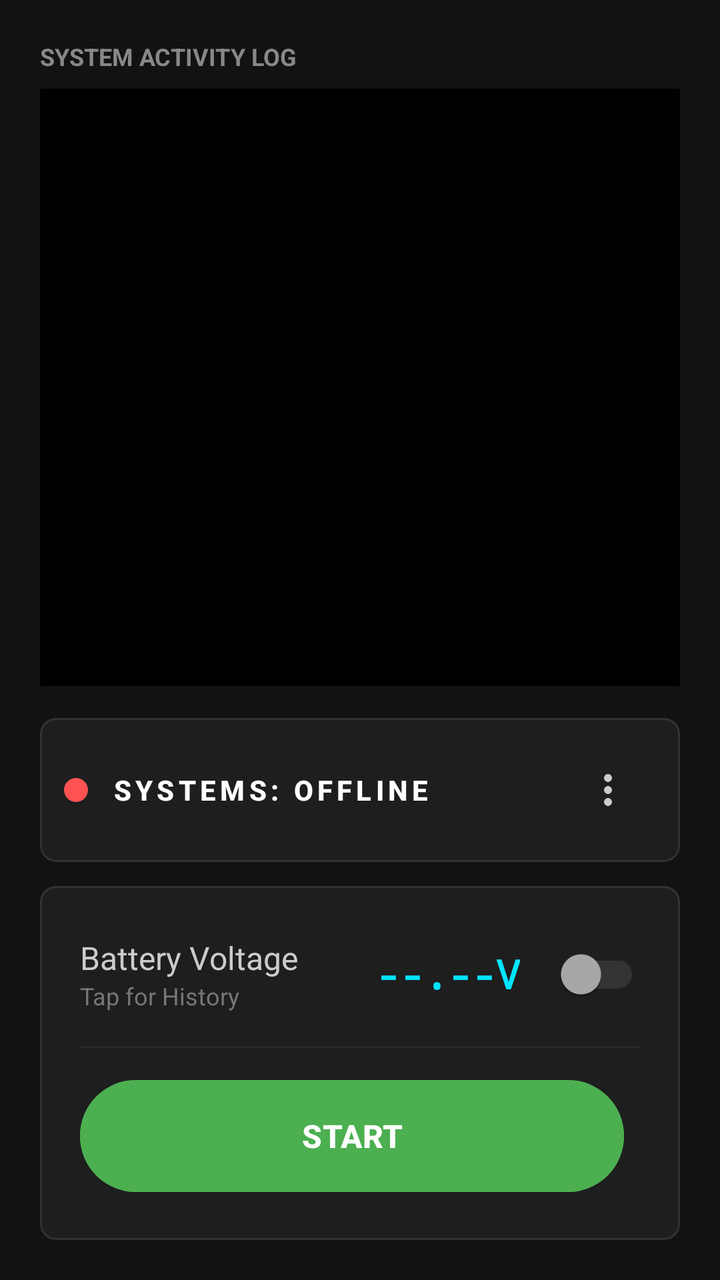
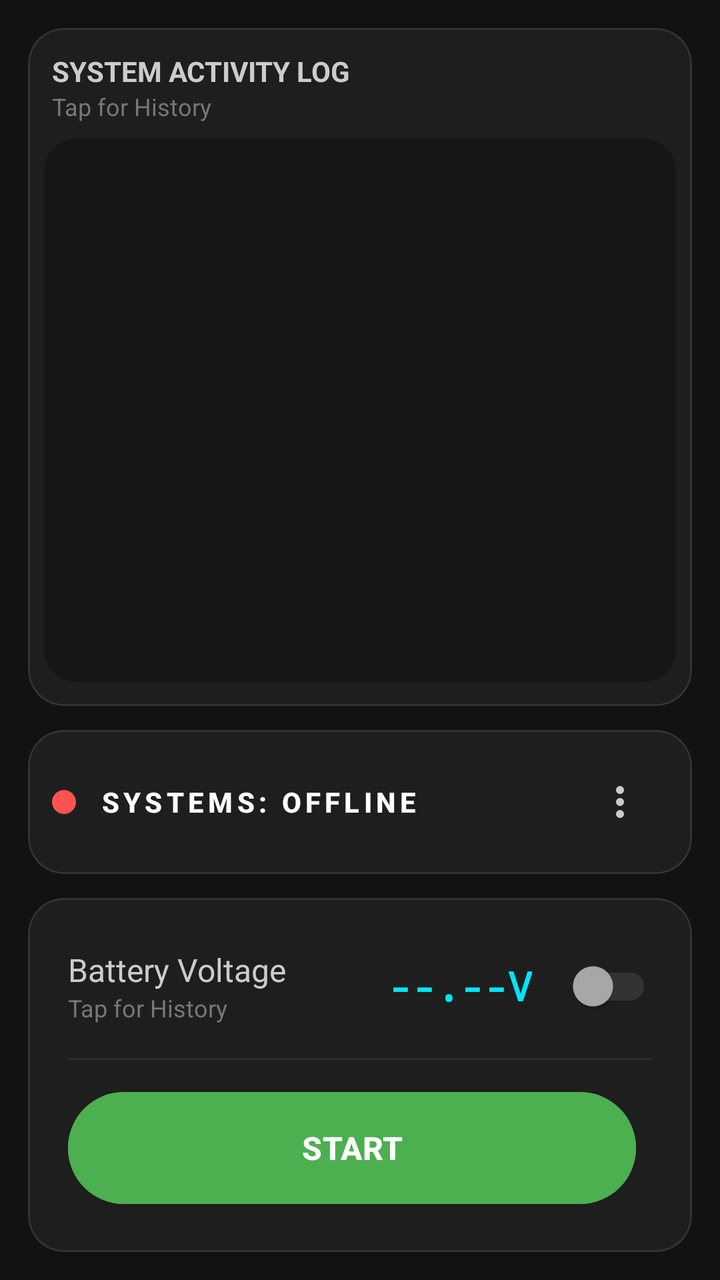

Two renders of the same Android screen: before a commit and after it. Below are the layout's source before the change and the commit's diff.
<!-- AndroidManifest.xml: application theme Theme.WirelessStart -->
<!-- res/layout/activity_main.xml -->
<?xml version="1.0" encoding="utf-8"?>
<androidx.constraintlayout.widget.ConstraintLayout xmlns:android="http://schemas.android.com/apk/res/android"
    xmlns:app="http://schemas.android.com/apk/res-auto"
    xmlns:tools="http://schemas.android.com/tools"
    android:id="@+id/main"
    android:layout_width="match_parent"
    android:layout_height="match_parent"
    android:padding="20dp"
    android:background="#121212"
    tools:context=".MainActivity">

    
    <TextView
        android:id="@+id/lbl_log"
        android:layout_width="match_parent"
        android:layout_height="wrap_content"
        android:text="SYSTEM ACTIVITY LOG"
        android:textColor="#888888"
        android:textSize="12sp"
        android:textStyle="bold"
        app:layout_constraintTop_toTopOf="parent" />

    
    <ScrollView
        android:id="@+id/scroll_log"
        android:layout_width="match_parent"
        android:layout_height="0dp"
        android:layout_marginTop="8dp"
        android:background="#000000"
        android:padding="12dp"
        app:layout_constraintTop_toBottomOf="@id/lbl_log"
        app:layout_constraintBottom_toTopOf="@id/panel_status">

        <TextView
            android:id="@+id/txt_log"
            android:layout_width="match_parent"
            android:layout_height="wrap_content"
            android:textColor="#00FF00"
            android:fontFamily="monospace"
            android:textSize="13sp" />
    </ScrollView>

    
    <com.google.android.material.card.MaterialCardView
        android:id="@+id/panel_status"
        android:layout_width="match_parent"
        android:layout_height="wrap_content"
        android:layout_marginTop="16dp"
        app:cardBackgroundColor="#1E1E1E"
        app:cardCornerRadius="8dp"
        app:strokeColor="#333333"
        app:strokeWidth="1dp"
        app:cardElevation="0dp"
        app:layout_constraintTop_toBottomOf="@id/scroll_log"
        app:layout_constraintBottom_toTopOf="@id/card_grouped_section">

        <LinearLayout
            android:layout_width="match_parent"
            android:layout_height="wrap_content"
            android:orientation="horizontal"
            android:gravity="center_vertical"
            android:padding="12dp">

            
            <View
                android:id="@+id/status_indicator"
                android:layout_width="12dp"
                android:layout_height="12dp"
                android:background="@drawable/indicator_offline"
                android:layout_marginEnd="12dp" />

            
            <TextView
                android:id="@+id/txt_status"
                android:layout_width="0dp"
                android:layout_height="wrap_content"
                android:layout_weight="1"
                android:text="SYSTEMS: OFFLINE"
                android:textColor="#FFFFFF"
                android:textSize="14sp"
                android:textStyle="bold"
                android:letterSpacing="0.15"
                android:fontFamily="sans-serif-medium" />

            <androidx.appcompat.widget.AppCompatImageButton
                android:id="@+id/btn_menu"
                android:layout_width="48dp"
                android:layout_height="48dp"
                android:background="?attr/selectableItemBackgroundBorderless"
                android:src="@drawable/ic_more_vert"
                app:tint="#CCCCCC"
                android:contentDescription="More options" />

        </LinearLayout>
    </com.google.android.material.card.MaterialCardView>

    
    <com.google.android.material.card.MaterialCardView
        android:id="@+id/card_grouped_section"
        android:layout_width="match_parent"
        android:layout_height="wrap_content"
        android:layout_marginTop="12dp"
        app:cardBackgroundColor="#1E1E1E"
        app:cardCornerRadius="8dp"
        app:strokeColor="#333333"
        app:strokeWidth="1dp"
        app:cardElevation="0dp"
        app:layout_constraintTop_toBottomOf="@id/panel_status"
        app:layout_constraintBottom_toBottomOf="parent">

        <LinearLayout
            android:layout_width="match_parent"
            android:layout_height="wrap_content"
            android:orientation="vertical"
            android:padding="8dp">

            
            <LinearLayout
                android:id="@+id/panel_voltage"
                android:layout_width="match_parent"
                android:layout_height="wrap_content"
                android:orientation="horizontal"
                android:gravity="center_vertical"
                android:padding="12dp"
                android:clickable="true"
                android:focusable="true"
                android:foreground="?attr/selectableItemBackground" >

                
                <LinearLayout
                    android:layout_width="0dp"
                    android:layout_height="wrap_content"
                    android:layout_weight="1"
                    android:orientation="vertical">

                    <TextView
                        android:id="@+id/lbl_voltage_title"
                        android:layout_width="match_parent"
                        android:layout_height="wrap_content"
                        android:text="Battery Voltage"
                        android:textColor="#CCCCCC"
                        android:textSize="16sp" />

                    <TextView
                        android:id="@+id/lbl_voltage_subtitle"
                        android:layout_width="match_parent"
                        android:layout_height="wrap_content"
                        android:text="Tap for History"
                        android:textColor="#777777"
                        android:textSize="12sp" />
                </LinearLayout>

                <TextView
                    android:id="@+id/txt_voltage_value"
                    android:layout_width="wrap_content"
                    android:layout_height="wrap_content"
                    android:layout_marginEnd="12dp"
                    android:text="--.--V"
                    android:textColor="#00E5FF"
                    android:textSize="20sp"
                    android:textStyle="bold"
                    android:fontFamily="monospace" />

                <androidx.appcompat.widget.SwitchCompat
                    android:id="@+id/switch_voltage"
                    android:layout_width="wrap_content"
                    android:layout_height="wrap_content"
                    android:checked="false"
                    app:thumbTint="@color/switch_thumb_colors"
                    app:trackTint="@color/switch_track_colors"/>
            </LinearLayout>

            
            <View
                android:layout_width="match_parent"
                android:layout_height="1dp"
                android:background="#2A2A2A"
                android:layout_marginHorizontal="12dp"/>

            
            <LinearLayout
                android:id="@+id/layout_start_group"
                android:layout_width="match_parent"
                android:layout_height="wrap_content"
                android:orientation="horizontal"
                android:gravity="center_vertical"
                android:padding="12dp">

                <Button
                    android:id="@+id/btn_start"
                    android:layout_width="0dp"
                    android:layout_height="64dp"
                    android:layout_weight="1"
                    android:text="START"
                    android:textSize="16sp"
                    android:textStyle="bold"
                    android:textColor="#FFFFFF"
                    android:backgroundTint="#4CAF50" />

                <Spinner
                    android:id="@+id/spinner_start"
                    android:layout_width="wrap_content"
                    android:layout_height="64dp"
                    android:layout_marginStart="8dp"
                    android:background="#222222"
                    android:padding="8dp" />

                <EditText
                    android:id="@+id/input_custom_start"
                    android:layout_width="80dp"
                    android:layout_height="64dp"
                    android:layout_marginStart="8dp"
                    android:hint="ms"
                    android:textColorHint="#666666"
                    android:inputType="number"
                    android:textColor="#FFFFFF"
                    android:background="#222222"
                    android:padding="8dp"
                    android:gravity="center"
                    android:visibility="gone" />
            </LinearLayout>

        </LinearLayout>
    </com.google.android.material.card.MaterialCardView>

</androidx.constraintlayout.widget.ConstraintLayout>
<!-- resources referenced by this layout -->
<resources>
  <!-- drawable ic_more_vert (drawable) -->
  <vector xmlns:android="http://schemas.android.com/apk/res/android" android:height="24dp" android:tint="#000000" android:viewportHeight="960" android:viewportWidth="960" android:width="24dp">
      <path android:fillColor="@android:color/white" android:pathData="M480,800Q447,800 423.5,776.5Q400,753 400,720Q400,687 423.5,663.5Q447,640 480,640Q513,640 536.5,663.5Q560,687 560,720Q560,753 536.5,776.5Q513,800 480,800ZM480,560Q447,560 423.5,536.5Q400,513 400,480Q400,447 423.5,423.5Q447,400 480,400Q513,400 536.5,423.5Q560,447 560,480Q560,513 536.5,536.5Q513,560 480,560ZM480,320Q447,320 423.5,296.5Q400,273 400,240Q400,207 423.5,183.5Q447,160 480,160Q513,160 536.5,183.5Q560,207 560,240Q560,273 536.5,296.5Q513,320 480,320Z"/>
  </vector>
  <!-- drawable indicator_offline (drawable) -->
  <shape xmlns:android="http://schemas.android.com/apk/res/android"
      android:shape="oval">
      <solid android:color="#FF5252" /> 
      <size android:width="12dp" android:height="12dp" />
  </shape>
  <style name="Theme.WirelessStart" parent="Base.Theme.WirelessStart" />
  <style name="Base.Theme.WirelessStart" parent="Theme.Material3.DayNight.NoActionBar">
          <item name="android:statusBarColor">#121212</item>
  
          
          <item name="android:windowLightStatusBar">false</item>
      </style>
</resources>

<!-- the commit's change to res/layout/activity_main.xml (unified diff, before → after) -->
@@ -5,53 +5,92 @@
     android:id="@+id/main"
     android:layout_width="match_parent"
     android:layout_height="match_parent"
-    android:padding="20dp"
+    android:padding="14dp"
     android:background="#121212"
     tools:context=".MainActivity">
 
     
-    <TextView
-        android:id="@+id/lbl_log"
-        android:layout_width="match_parent"
-        android:layout_height="wrap_content"
-        android:text="SYSTEM ACTIVITY LOG"
-        android:textColor="#888888"
-        android:textSize="12sp"
-        android:textStyle="bold"
-        app:layout_constraintTop_toTopOf="parent" />
-
-    
-    <ScrollView
-        android:id="@+id/scroll_log"
+    <com.google.android.material.card.MaterialCardView
+        android:id="@+id/card_log_section"
         android:layout_width="match_parent"
         android:layout_height="0dp"
-        android:layout_marginTop="8dp"
-        android:background="#000000"
-        android:padding="12dp"
-        app:layout_constraintTop_toBottomOf="@id/lbl_log"
+        app:cardBackgroundColor="#1E1E1E"
+        app:cardCornerRadius="18dp"
+        app:strokeColor="#333333"
+        app:strokeWidth="1dp"
+        app:cardElevation="0dp"
+        android:clickable="true"
+        android:focusable="true"
+        android:foreground="?attr/selectableItemBackground"
+        app:layout_constraintTop_toTopOf="parent"
         app:layout_constraintBottom_toTopOf="@id/panel_status">
 
-        <TextView
-            android:id="@+id/txt_log"
+        <LinearLayout
             android:layout_width="match_parent"
-            android:layout_height="wrap_content"
-            android:textColor="#00FF00"
-            android:fontFamily="monospace"
-            android:textSize="13sp" />
-    </ScrollView>
+            android:layout_height="match_parent"
+            android:orientation="vertical"
+            android:paddingHorizontal="8dp"
+            android:paddingVertical="12dp">
+
+            
+            <LinearLayout
+                android:layout_width="match_parent"
+                android:layout_height="wrap_content"
+                android:orientation="vertical"
+                android:layout_marginHorizontal="4dp"
+                android:layout_marginBottom="8dp">
+
+                <TextView
+                    android:id="@+id/lbl_log"
+                    android:layout_width="match_parent"
+                    android:layout_height="wrap_content"
+                    android:text="SYSTEM ACTIVITY LOG"
+                    android:textColor="#CCCCCC"
+                    android:textSize="14sp"
+                    android:textStyle="bold" />
+
+                <TextView
+                    android:id="@+id/lbl_log_subtitle"
+                    android:layout_width="match_parent"
+                    android:layout_height="wrap_content"
+                    android:text="Tap for History"
+                    android:textColor="#777777"
+                    android:textSize="12sp" />
+            </LinearLayout>
+
+            
+            <ScrollView
+                android:id="@+id/scroll_log"
+                android:layout_width="match_parent"
+                android:layout_height="match_parent"
+                android:background="@drawable/bg_terminal_console"
+                android:clipToOutline="true"
+                android:padding="8dp">
+
+                <TextView
+                    android:id="@+id/txt_log"
+                    android:layout_width="match_parent"
+                    android:layout_height="wrap_content"
+                    android:textColor="#00FF00"
+                    android:fontFamily="monospace"
+                    android:textSize="13sp" />
+            </ScrollView>
+
+        </LinearLayout>
+    </com.google.android.material.card.MaterialCardView>
 
     
     <com.google.android.material.card.MaterialCardView
         android:id="@+id/panel_status"
         android:layout_width="match_parent"
         android:layout_height="wrap_content"
-        android:layout_marginTop="16dp"
+        android:layout_marginTop="12dp"
         app:cardBackgroundColor="#1E1E1E"
-        app:cardCornerRadius="8dp"
+        app:cardCornerRadius="18dp"
         app:strokeColor="#333333"
         app:strokeWidth="1dp"
         app:cardElevation="0dp"
-        app:layout_constraintTop_toBottomOf="@id/scroll_log"
+        app:layout_constraintTop_toBottomOf="@id/card_log_section"
         app:layout_constraintBottom_toTopOf="@id/card_grouped_section">
 
         <LinearLayout
@@ -101,7 +140,7 @@
         android:layout_height="wrap_content"
         android:layout_marginTop="12dp"
         app:cardBackgroundColor="#1E1E1E"
-        app:cardCornerRadius="8dp"
+        app:cardCornerRadius="18dp"
         app:strokeColor="#333333"
         app:strokeWidth="1dp"
         app:cardElevation="0dp"
<!-- resource entries referenced after the edit -->
@@ -1,5 +1,12 @@
 <!-- resources referenced by this layout -->
 <resources>
+  <!-- drawable bg_terminal_console (drawable) -->
+  <?xml version="1.0" encoding="utf-8"?>
+  <shape xmlns:android="http://schemas.android.com/apk/res/android"
+      android:shape="rectangle">
+      <solid android:color="#161616" />
+      <corners android:radius="16dp" />
+  </shape>
   <!-- drawable ic_more_vert (drawable) -->
   <vector xmlns:android="http://schemas.android.com/apk/res/android" android:height="24dp" android:tint="#000000" android:viewportHeight="960" android:viewportWidth="960" android:width="24dp">
       <path android:fillColor="@android:color/white" android:pathData="M480,800Q447,800 423.5,776.5Q400,753 400,720Q400,687 423.5,663.5Q447,640 480,640Q513,640 536.5,663.5Q560,687 560,720Q560,753 536.5,776.5Q513,800 480,800ZM480,560Q447,560 423.5,536.5Q400,513 400,480Q400,447 423.5,423.5Q447,400 480,400Q513,400 536.5,423.5Q560,447 560,480Q560,513 536.5,536.5Q513,560 480,560ZM480,320Q447,320 423.5,296.5Q400,273 400,240Q400,207 423.5,183.5Q447,160 480,160Q513,160 536.5,183.5Q560,207 560,240Q560,273 536.5,296.5Q513,320 480,320Z"/>
